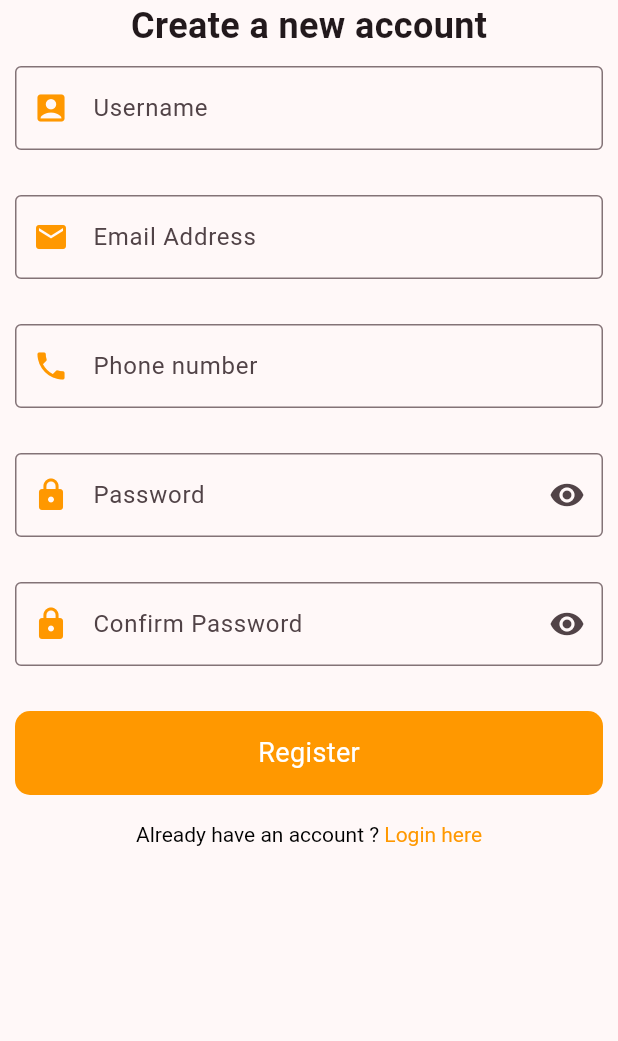
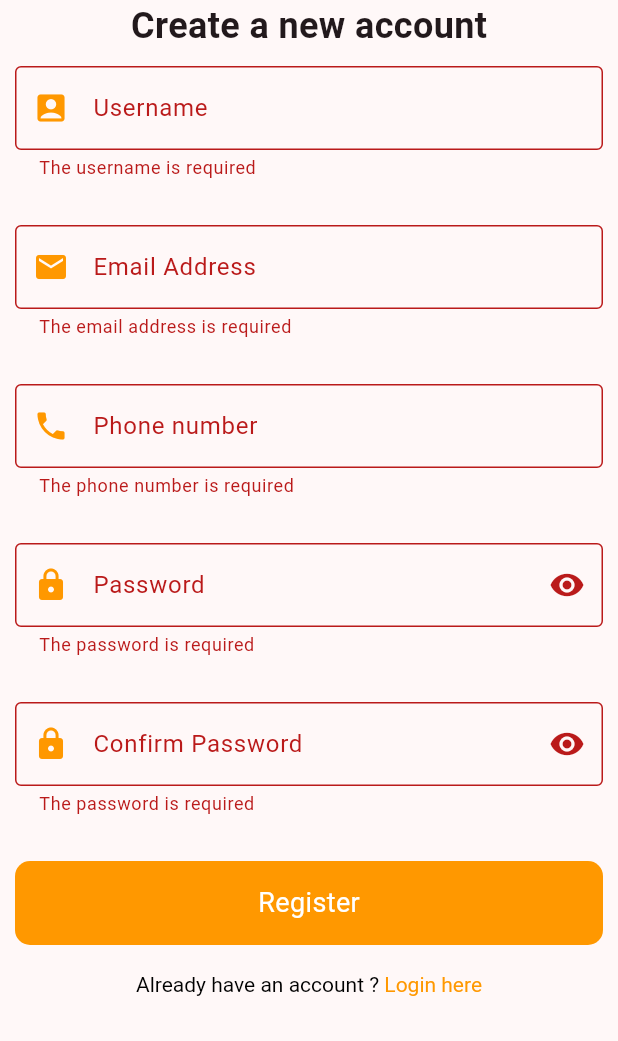
Before and after one commit to gorretgolden/30-Days-of-Flutter-Beginner-UI-Challenges, a Flutter app: the screen it shows after launch, after a tap on "Register", on a phone screen of 412 x 824 dp, the part 195-1236 px from its top. Run offline on Flutter 3.47's test engine with Material 3 defaults, Android fonts, the phone set to English and light mode, and no system bars; our stand-ins replace get.

Commit message:
Day 7: Added registration page form validation

```diff
--- /dev/null
+++ b/lib/day7.dart
@@ -0,0 +1,275 @@
+import 'package:flutter/gestures.dart';
+import 'package:flutter/material.dart';
+import 'package:get/get.dart';
+import 'package:thirty_days_beginner_ui_basics/day5.dart';
+
+class ValidatedRegistrationPage extends StatefulWidget {
+  const ValidatedRegistrationPage({super.key});
+
+  @override
+  State<ValidatedRegistrationPage> createState() =>
+      _ValidatedRegistrationPageState();
+}
+
+class _ValidatedRegistrationPageState extends State<ValidatedRegistrationPage> {
+  //password visibility state property
+  bool _isObsecure = true;
+  //Adding text editing controllers
+  final _emailAddressController = TextEditingController();
+  final _usernameController = TextEditingController();
+  final _phoneNumberController = TextEditingController();
+  final _passwordController = TextEditingController();
+  final _confirmPasswordController = TextEditingController();
+  //ontap detector for textspan in rich text
+  late TapGestureRecognizer _tapGestureRecognizer;
+
+  //form key for state management
+  final _formKey = GlobalKey<FormState>();
+
+  @override
+  void initState() {
+    super.initState();
+    _tapGestureRecognizer = TapGestureRecognizer()..onTap = _handleOntap;
+  }
+
+  @override
+  void dispose() {
+    _tapGestureRecognizer.dispose();
+    super.dispose();
+  }
+
+  void _handleOntap() {
+    Get.to(const ValidatedLoginPage());
+  }
+
+  @override
+  Widget build(BuildContext context) {
+    return Scaffold(
+      body: Padding(
+        padding: const EdgeInsets.all(10.0), //padding left,right,top & bottom
+        child: SafeArea(
+          child: SingleChildScrollView(
+            //enables its children to scroll
+            child: Column(
+              //layout to allow children widgets to be aligned vertically
+              children: [
+                //margin/spacing at the top
+                const SizedBox(height: 20.0),
+                //App logo
+                Center(
+                    child: Image.asset(
+                  'assets/images/logo.png',
+                  height: 100.0,
+                )),
+                const Text(
+                  "Create a new account",
+                  style: TextStyle(fontSize: 24, fontWeight: FontWeight.bold),
+                ),
+                const SizedBox(height: 10.0),
+
+                //form widget for registration
+                Form(
+                    key: _formKey,
+                    child: Column(
+                      children: [
+                        //Username text form field
+                        TextFormField(
+                          autovalidateMode: AutovalidateMode.onUserInteraction,
+                          controller: _usernameController,
+                          validator: (value) {
+                            if (value == null || value.isEmpty) {
+                              return "The username is required";
+                            }
+                            return null;
+                          },
+                          decoration: InputDecoration(
+                              border: const OutlineInputBorder(),
+                              labelText: "Username",
+                              prefixIcon: const Icon(Icons.account_box,
+                                  color: Colors.orange),
+                              focusedBorder: OutlineInputBorder(
+                                  borderRadius: BorderRadius.circular(10.0),
+                                  borderSide:
+                                      const BorderSide(color: Colors.orange))),
+                        ),
+                        const SizedBox(height: 30.0),
+                        //Email address text form field
+                        TextFormField(
+                           autovalidateMode: AutovalidateMode.onUserInteraction,
+                          controller: _emailAddressController,
+                          validator: (value) {
+                            //ensuring that the email address is not null
+                            if (value == null || value.isEmpty) {
+                              return "The email address is required"; //flutter automatically handles the
+                              //display of the error messages
+                            }
+                            //ensuring that the email address is of a right format
+                            if (!RegExp(
+                                    r"^[a-zA-Z0-9._]+@[a-zA-Z0-9]+\.[a-zA-Z]+")
+                                .hasMatch(value)) {
+                              return "Enter a valid email address";
+                            }
+                            return null;
+                          },
+                          decoration: InputDecoration(
+                              border: const OutlineInputBorder(),
+                              labelText: "Email Address",
+                              prefixIcon:
+                                  const Icon(Icons.email, color: Colors.orange),
+                              focusedBorder: OutlineInputBorder(
+                                  borderRadius: BorderRadius.circular(10.0),
+                                  borderSide:
+                                      const BorderSide(color: Colors.orange))),
+                        ),
+                        const SizedBox(height: 30.0),
+                        //Phone number text form field
+                        TextFormField(
+                           autovalidateMode: AutovalidateMode.onUserInteraction,
+                          controller: _phoneNumberController,
+                          validator: (value) {
+                            //ensuring that the email address is not null
+                            if (value == null || value.isEmpty) {
+                              return "The phone number is required"; //flutter automatically handles the
+                              //display of the error messages
+                            }
+                            //ensuring that the phone number contains only 10 digits
+                            if (!RegExp(r"^[0-9]{10}$").hasMatch(value)) {
+                              return "Enter a valid 10-digit phone number";
+                            }
+                          },
+                          decoration: InputDecoration(
+                              border: const OutlineInputBorder(),
+                              labelText: "Phone number",
+                              prefixIcon:
+                                  const Icon(Icons.phone, color: Colors.orange),
+                              focusedBorder: OutlineInputBorder(
+                                  borderRadius: BorderRadius.circular(10.0),
+                                  borderSide:
+                                      const BorderSide(color: Colors.orange))),
+                        ),
+                        const SizedBox(height: 30.0),
+                        //Password form field
+                        TextFormField(
+                           autovalidateMode: AutovalidateMode.onUserInteraction,
+                          controller: _passwordController,
+                          validator: (value) {
+                            //ensuring that the password is not null
+                            if (value == null || value.isEmpty) {
+                              return "The password is required"; //flutter automatically handles the
+                              //display of the error messages
+                            }
+                            //ensuring that the password length is not short
+                            if (value.length < 6) {
+                              return "The password is too short";
+                            }
+                            return null;
+                          },
+                          obscureText: _isObsecure,
+                          decoration: InputDecoration(
+                              border: const OutlineInputBorder(),
+                              labelText: "Password",
+                              prefixIcon:
+                                  const Icon(Icons.lock, color: Colors.orange),
+                              suffixIcon: IconButton(
+                                  onPressed: () {
+                                    setState(() {
+                                      _isObsecure = !_isObsecure;
+                                    });
+                                  },
+                                  icon: _isObsecure
+                                      ? const Icon(Icons.visibility)
+                                      : const Icon(Icons.visibility_off)),
+                              focusedBorder: OutlineInputBorder(
+                                  borderRadius: BorderRadius.circular(10.0),
+                                  borderSide:
+                                      const BorderSide(color: Colors.orange))),
+                        ),
+                        const SizedBox(height: 30.0),
+                        //Confirm Password form field
+                        TextFormField(
+                           autovalidateMode: AutovalidateMode.onUserInteraction,
+                          controller: _confirmPasswordController,
+                          validator: (value) {
+                            //ensuring that the password is not null
+                            if (value == null || value.isEmpty) {
+                              return "The password is required"; //flutter automatically handles the
+                              //display of the error messages
+                            }
+                            //ensuring that the passwords math
+                            if (value != _passwordController.text) {
+                              return "The passwords don't match";
+                            }
+                            return null;
+                          },
+                          obscureText: _isObsecure,
+                          decoration: InputDecoration(
+                              border: const OutlineInputBorder(),
+                              labelText: "Confirm Password",
+                              prefixIcon:
+                                  const Icon(Icons.lock, color: Colors.orange),
+                              suffixIcon: IconButton(
+                                  onPressed: () {
+                                    setState(() {
+                                      _isObsecure = !_isObsecure;
+                                    });
+                                  },
+                                  icon: _isObsecure
+                                      ? const Icon(Icons.visibility)
+                                      : const Icon(Icons.visibility_off)),
+                              focusedBorder: OutlineInputBorder(
+                                  borderRadius: BorderRadius.circular(10.0),
+                                  borderSide:
+                                      const BorderSide(color: Colors.orange))),
+                        ),
+                        const SizedBox(height: 30.0),
+
+                        //Login button
+                        GestureDetector(
+                          onTap: () {
+                            //ensuring form fields are  validated before form submission
+                            if(_formKey.currentState?.validate() ?? false){
+                              print("Form submitted");
+                            }else{
+                              print("Form has errors");
+                            }
+                          },
+                          child: Container(
+                            width: MediaQuery.of(context).size.width,
+                            padding: const EdgeInsets.symmetric(
+                                vertical: 15.0, horizontal: 50.0),
+                            decoration: BoxDecoration(
+                                color: Colors.orange,
+                                borderRadius: BorderRadius.circular(10.0)),
+                            child: const Center(
+                              child: Text(
+                                "Register",
+                                style: TextStyle(
+                                    color: Colors.white, fontSize: 18),
+                              ),
+                            ),
+                          ),
+                        ),
+                        const SizedBox(height: 18.0),
+                        //Adding login text
+                        RichText(
+                            text: TextSpan(
+                                text: "Already have an account ? ",
+                                style: const TextStyle(color: Colors.black),
+                                children: [
+                              TextSpan(
+                                  text: "Login here",
+                                  style: const TextStyle(color: Colors.orange),
+                                  //adding gesture detection on login here text
+                                  recognizer: _tapGestureRecognizer),
+                            ])),
+                        const SizedBox(height: 18.0),
+                      ],
+                    ))
+              ],
+            ),
+          ),
+        ),
+      ),
+    );
+  }
+}
--- a/lib/main.dart
+++ b/lib/main.dart
@@ -6,6 +6,7 @@ import 'package:thirty_days_beginner_ui_basics/day3.dart';
 import 'package:thirty_days_beginner_ui_basics/day4.dart';
 import 'package:thirty_days_beginner_ui_basics/day5.dart';
 import 'package:thirty_days_beginner_ui_basics/day6.dart';
+import 'package:thirty_days_beginner_ui_basics/day7.dart';
 
 void main() {
   runApp(const MyApp());
@@ -25,7 +26,7 @@ class MyApp extends StatelessWidget {
         colorScheme: ColorScheme.fromSeed(seedColor: Colors.black),
         useMaterial3: true,
       ),
-      home: const RegistrationPage()
+      home: const ValidatedRegistrationPage()
     );
   }
 }
```
